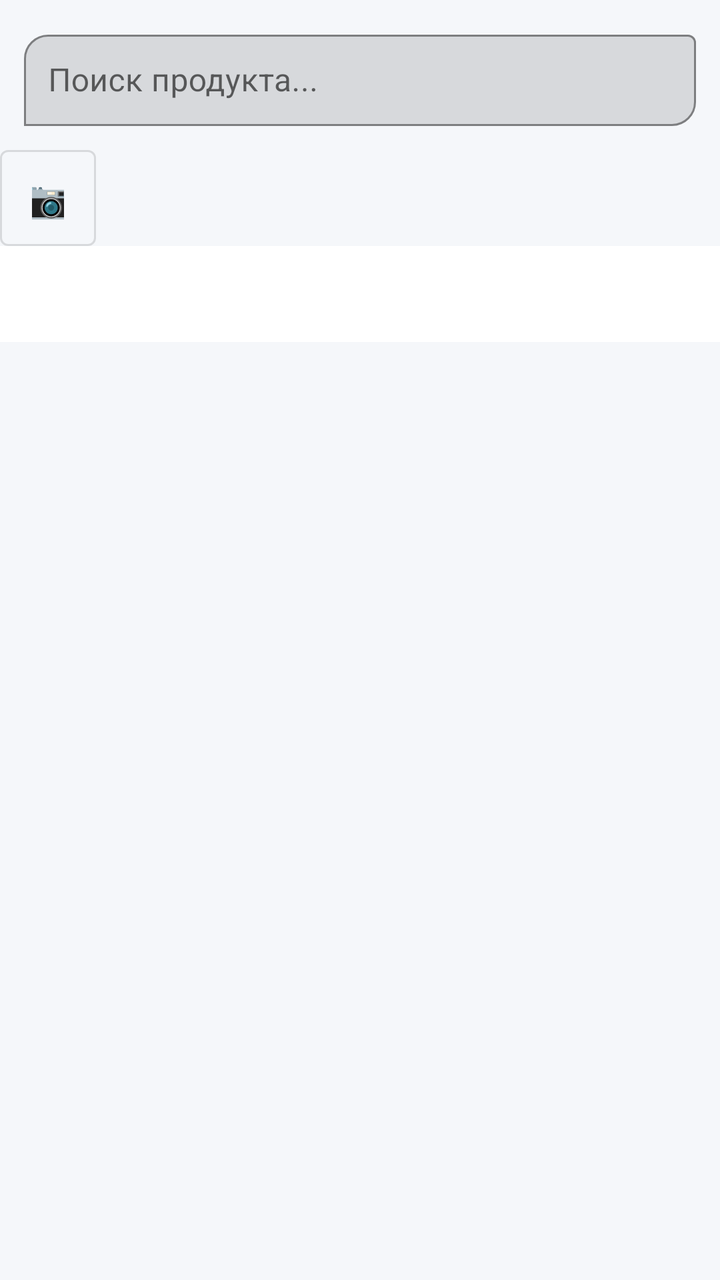
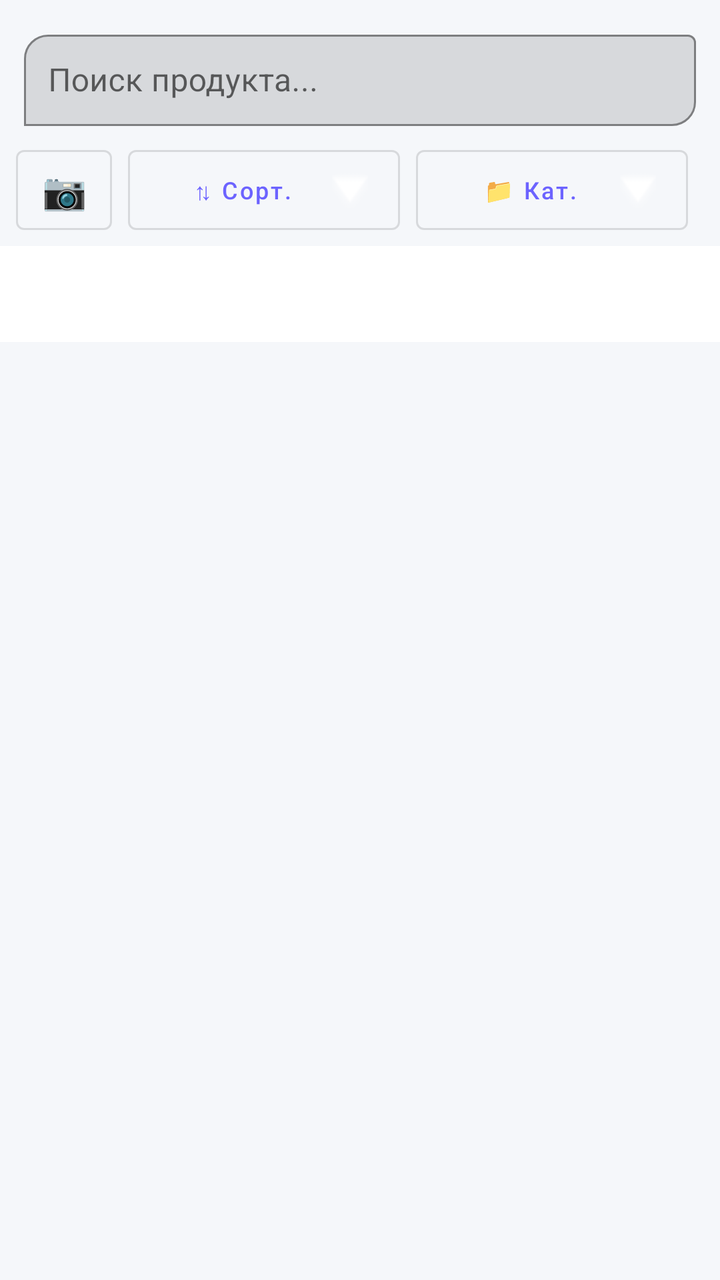

The first picture is an Android layout as it rendered before a commit; the second is the same layout after the commit. The layout source and the unified diff follow.
<!-- AndroidManifest.xml: application theme Theme.CalorieCounter -->
<!-- res/layout/activity_food_search.xml -->
<?xml version="1.0" encoding="utf-8"?>
<LinearLayout xmlns:android="http://schemas.android.com/apk/res/android"
    xmlns:app="http://schemas.android.com/apk/res-auto"
    android:layout_width="match_parent"
    android:layout_height="match_parent"
    android:orientation="vertical"
    android:background="@color/bg_primary">

    <com.google.android.material.textfield.TextInputLayout
        android:layout_width="match_parent"
        android:layout_height="wrap_content"
        android:layout_margin="12dp"
        app:boxBackgroundMode="outline"
        app:boxCornerRadiusTopStart="12dp"
        app:boxCornerRadiusBottomEnd="12dp"
        android:hint="Поиск продукта...">

        <com.google.android.material.textfield.TextInputEditText
            android:id="@+id/etSearch"
            android:layout_width="match_parent"
            android:layout_height="wrap_content"
            android:inputType="text"
            android:padding="12dp" />
    </com.google.android.material.textfield.TextInputLayout>

    <com.google.android.material.button.MaterialButton
        android:id="@+id/btnScanBarcode"
        android:layout_width="48dp"
        android:layout_height="48dp"
        android:layout_marginEnd="8dp"
        android:text="📷"
        android:textSize="18sp"
        android:insetTop="0dp"
        android:insetBottom="0dp"
        style="@style/Widget.MaterialComponents.Button.OutlinedButton" />

    <com.google.android.material.tabs.TabLayout
        android:id="@+id/tabLayout"
        android:layout_width="match_parent"
        android:layout_height="wrap_content"
        android:background="@color/white"
        app:tabTextColor="@color/text_secondary"
        app:tabSelectedTextColor="@color/primary"
        app:tabIndicatorColor="@color/primary"
        app:tabMode="scrollable" />

    <ScrollView
        android:layout_width="match_parent"
        android:layout_height="0dp"
        android:layout_weight="1"
        android:fillViewport="true">

        <LinearLayout
            android:layout_width="match_parent"
            android:layout_height="wrap_content"
            android:orientation="vertical">

            <LinearLayout
                android:id="@+id/llProducts"
                android:layout_width="match_parent"
                android:layout_height="wrap_content"
                android:orientation="vertical"
                android:padding="8dp"
                android:visibility="gone" />

            <LinearLayout
                android:id="@+id/llFavorites"
                android:layout_width="match_parent"
                android:layout_height="wrap_content"
                android:orientation="vertical"
                android:padding="8dp"
                android:visibility="gone" />

            <LinearLayout
                android:id="@+id/llRecipes"
                android:layout_width="match_parent"
                android:layout_height="wrap_content"
                android:orientation="vertical"
                android:padding="8dp"
                android:visibility="gone" />

            <LinearLayout
                android:id="@+id/llMyRecipes"
                android:layout_width="match_parent"
                android:layout_height="wrap_content"
                android:orientation="vertical"
                android:padding="8dp" />

        </LinearLayout>
    </ScrollView>
</LinearLayout>
<!-- resources referenced by this layout -->
<resources>
  <color name="bg_primary">#F5F7FA</color>
  <color name="primary">#6C63FF</color>
  <color name="text_secondary">#6B7280</color>
  <color name="white">#FFFFFF</color>
  <style name="Theme.CalorieCounter" parent="Theme.MaterialComponents.Light.NoActionBar">
          <item name="colorPrimary">@color/primary</item>
          <item name="colorPrimaryDark">@color/primary_dark</item>
          <item name="colorAccent">@color/accent</item>
          <item name="android:statusBarColor">@color/primary</item>
          <item name="android:windowLightStatusBar">false</item>
      </style>
  <color name="primary_dark">#5A52D5</color>
  <color name="accent">#00C9A7</color>
</resources>

<!-- the commit's change to res/layout/activity_food_search.xml (unified diff, before → after) -->
@@ -23,16 +23,61 @@
             android:padding="12dp" />
     </com.google.android.material.textfield.TextInputLayout>
 
-    <com.google.android.material.button.MaterialButton
-        android:id="@+id/btnScanBarcode"
-        android:layout_width="48dp"
+    <LinearLayout
+        android:layout_width="match_parent"
         android:layout_height="48dp"
-        android:layout_marginEnd="8dp"
-        android:text="📷"
-        android:textSize="18sp"
-        android:insetTop="0dp"
-        android:insetBottom="0dp"
-        style="@style/Widget.MaterialComponents.Button.OutlinedButton" />
+        android:orientation="horizontal"
+        android:gravity="center_vertical"
+        android:paddingHorizontal="8dp"
+        android:paddingBottom="8dp">
+
+        <com.google.android.material.button.MaterialButton
+            android:id="@+id/btnScanBarcode"
+            android:layout_width="48dp"
+            android:layout_height="match_parent"
+            android:text="📷"
+            android:textSize="18sp"
+            android:insetTop="0dp"
+            android:insetBottom="0dp"
+            android:padding="0dp"
+            style="@style/Widget.MaterialComponents.Button.OutlinedButton" />
+
+        <com.google.android.material.button.MaterialButton
+            android:id="@+id/btnSortMenu"
+            android:layout_width="0dp"
+            android:layout_height="match_parent"
+            android:layout_weight="1"
+            android:layout_marginStart="8dp"
+            android:layout_marginEnd="4dp"
+            android:text="⇅ Сорт."
+            android:textSize="12sp"
+            android:textAllCaps="false"
+            android:insetTop="0dp"
+            android:insetBottom="0dp"
+            app:icon="@android:drawable/arrow_down_float"
+            app:iconGravity="end"
+            app:iconTint="@color/white"
+            app:iconSize="18dp"
+            style="@style/Widget.MaterialComponents.Button.OutlinedButton" />
+
+        <com.google.android.material.button.MaterialButton
+            android:id="@+id/btnCategoryMenu"
+            android:layout_width="0dp"
+            android:layout_height="match_parent"
+            android:layout_weight="1"
+            android:layout_marginStart="4dp"
+            android:layout_marginEnd="8dp"
+            android:text="📁 Кат."
+            android:textSize="12sp"
+            android:textAllCaps="false"
+            android:insetTop="0dp"
+            android:insetBottom="0dp"
+            app:icon="@android:drawable/arrow_down_float"
+            app:iconGravity="end"
+            app:iconTint="@color/white"
+            app:iconSize="18dp"
+            style="@style/Widget.MaterialComponents.Button.OutlinedButton" />
+    </LinearLayout>
 
     <com.google.android.material.tabs.TabLayout
         android:id="@+id/tabLayout"
